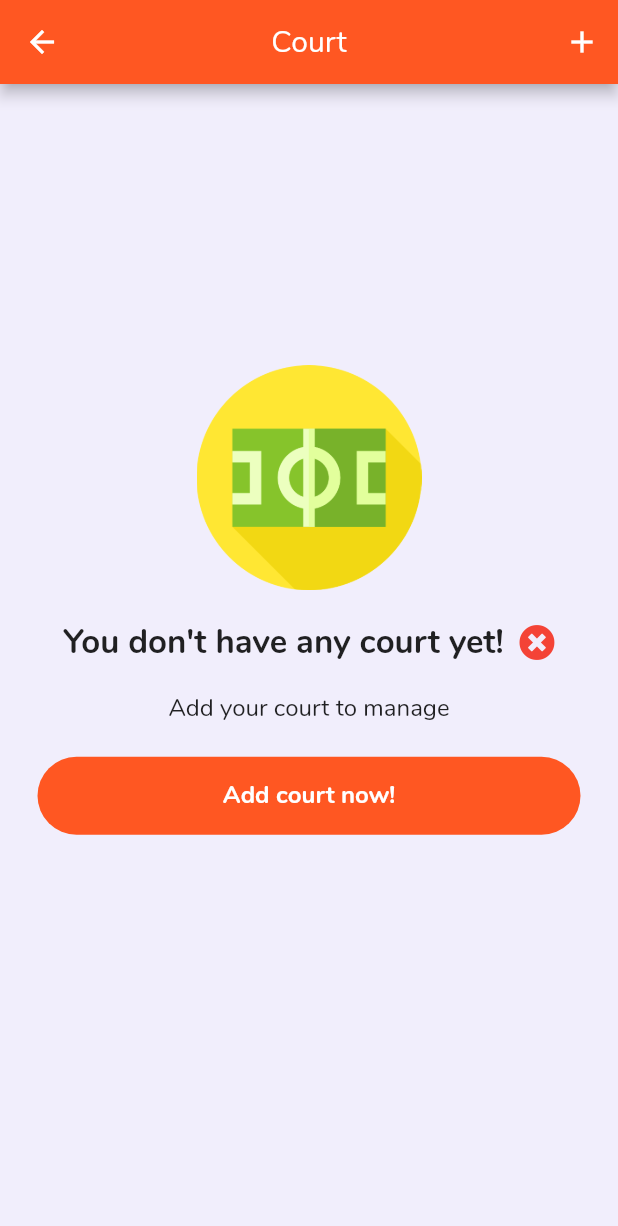
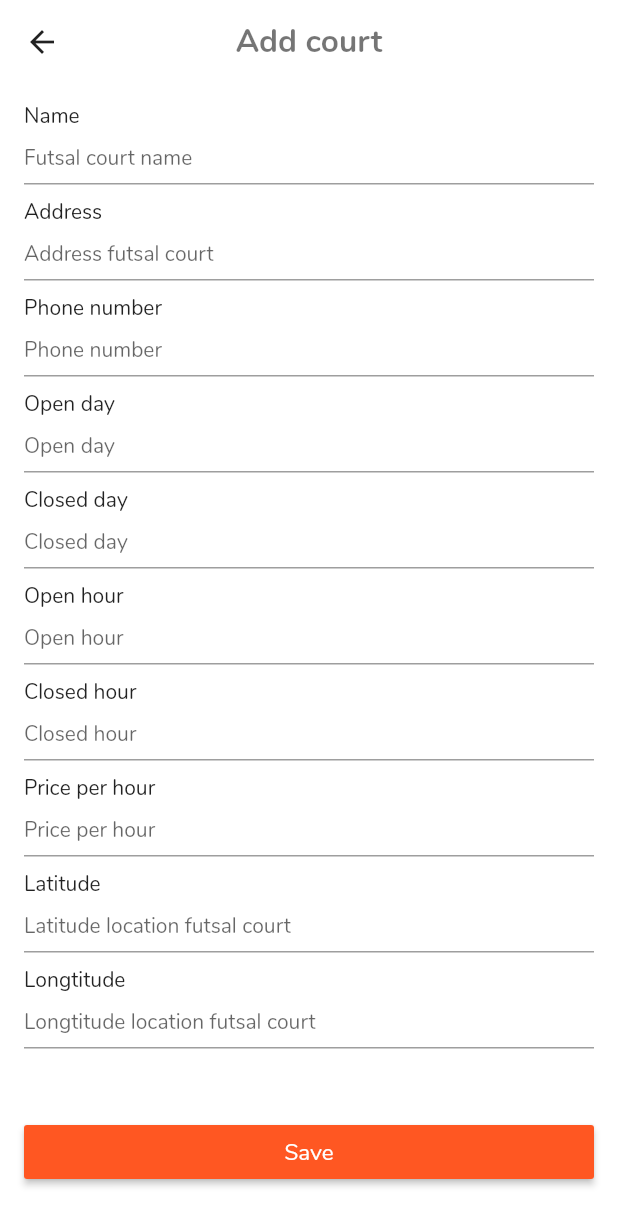
Before and after one commit to keepant/sparring-owner, a Flutter app: the Court screen opened directly, after a tap on "Add court now!", on a phone screen of 412 x 824 dp. Shown: the top 1226 px of the screen. Run offline on Flutter 3.47's test engine with Material 2 defaults, Android fonts, the phone set to English and light mode, and no system bars; our stand-ins replace camera, cloud_functions, firebase_auth, flushbar, flutter_spinkit, font_awesome_flutter and 5 more; missing offline and left inert: grouped_buttons; accounts and stored records are empty.

Commit message:
added add court page

```diff
--- /dev/null
+++ b/lib/pages/more/court/add_court.dart
@@ -0,0 +1,226 @@
+import 'package:flutter/material.dart';
+import 'package:flushbar/flushbar.dart';
+
+class AddCourt extends StatefulWidget {
+  @override
+  _AddCourtState createState() => _AddCourtState();
+}
+
+class _AddCourtState extends State<AddCourt> {
+  final TextEditingController _nameTxt = new TextEditingController();
+  final TextEditingController _openHourTxt = new TextEditingController();
+  final TextEditingController _closedHourTxt = new TextEditingController();
+  final TextEditingController _addressTxt = new TextEditingController();
+  final TextEditingController _openDayTxt = new TextEditingController();
+  final TextEditingController _closedDayTxt = new TextEditingController();
+  final TextEditingController _priceTxt = new TextEditingController();
+  final TextEditingController _latitudeTxt = new TextEditingController();
+  final TextEditingController _longitudeTxt = new TextEditingController();
+  final TextEditingController _phoneTxt = new TextEditingController();
+
+  final _formKey = GlobalKey<FormState>();
+
+  @override
+  Widget build(BuildContext context) {
+    return Scaffold(
+      backgroundColor: Colors.white,
+      appBar: AppBar(
+        title: Text(
+          "Add court",
+          style: TextStyle(
+            color: Colors.black54,
+            fontWeight: FontWeight.bold,
+            fontSize: 21.0,
+          ),
+        ),
+        leading: IconButton(
+          icon: Icon(
+            Icons.arrow_back,
+            color: Colors.black87,
+          ),
+          onPressed: () {
+            Navigator.pop(context);
+          },
+        ),
+        centerTitle: true,
+        backgroundColor: Colors.white,
+        elevation: 0,
+      ),
+      body: Form(
+        key: _formKey,
+        child: ListView(
+          padding: EdgeInsets.symmetric(vertical: 8.0, horizontal: 16.0),
+          children: <Widget>[
+            EditView(
+              label: "Name",
+              textEditingController: _nameTxt,
+              keyboardType: TextInputType.text,
+              hintText: "Futsal court name",
+              warningText: "Name cannot be empty!",
+            ),
+            EditView(
+              label: "Address",
+              textEditingController: _addressTxt,
+              keyboardType: TextInputType.text,
+              hintText: "Address futsal court",
+              warningText: "Address cannot be empty!",
+            ),
+            EditView(
+              label: "Phone number",
+              textEditingController: _phoneTxt,
+              keyboardType: TextInputType.number,
+              hintText: "Phone number",
+              warningText: "Phone number cannot be empty!",
+            ),
+            EditView(
+              label: "Open day",
+              textEditingController: _openDayTxt,
+              keyboardType: TextInputType.text,
+              hintText: "Open day",
+              warningText: "Open day cannot be empty!",
+            ),
+            EditView(
+              label: "Closed day",
+              textEditingController: _closedDayTxt,
+              keyboardType: TextInputType.text,
+              hintText: "Closed day",
+              warningText: "Closed day cannot be empty!",
+            ),
+            EditView(
+              label: "Open hour",
+              textEditingController: _openHourTxt,
+              keyboardType: TextInputType.text,
+              hintText: "Open hour",
+              warningText: "Price cannot be empty!",
+            ),
+            EditView(
+              label: "Closed hour",
+              textEditingController: _closedHourTxt,
+              keyboardType: TextInputType.text,
+              hintText: "Closed hour",
+              warningText: "Closed hour cannot be empty!",
+            ),
+            EditView(
+              label: "Price per hour",
+              textEditingController: _priceTxt,
+              keyboardType: TextInputType.number,
+              hintText: "Price per hour",
+              warningText: "Price cannot be empty!",
+            ),
+            EditView(
+              label: "Latitude",
+              textEditingController: _latitudeTxt,
+              keyboardType: TextInputType.number,
+              hintText: "Latitude location futsal court",
+              warningText: "Latitude cannot be empty!",
+            ),
+            EditView(
+              label: "Longtitude",
+              textEditingController: _longitudeTxt,
+              keyboardType: TextInputType.number,
+              hintText: "Longtitude location futsal court",
+              warningText: "Longtitude cannot be empty!",
+            ),
+
+            SizedBox(
+              height: 40,
+            ),
+            RaisedButton(
+              onPressed: () {
+                print("name: " +
+                    _nameTxt.text +
+                    "\naddress: " +
+                    _addressTxt.text +
+                    "\nprice: " +
+                    _priceTxt.text +
+                    "\nphone number: " +
+                    _phoneTxt.text +
+                    "\nopen hour: " +
+                    _openHourTxt.text +
+                    "\nclosed hour: " +
+                    _closedHourTxt.text +
+                    "\nopen day: " +
+                    _openDayTxt.text +
+                    "\nclosed Day: " +
+                    _closedDayTxt.text +
+                    "\nlatitude: " +
+                    _latitudeTxt.text +
+                    "\nlongtitude: " +
+                    _longitudeTxt.text
+                  );
+
+                if (_formKey.currentState.validate()) {
+                  FocusScope.of(context).unfocus();
+                  Flushbar(
+                    message: "Saving changes..",
+                    showProgressIndicator: true,
+                    margin: EdgeInsets.all(8),
+                    borderRadius: 8,
+                  )..show(context);
+                }
+              },
+              color: Theme.of(context).primaryColor,
+              child: Text(
+                "Save",
+                style: TextStyle(
+                  fontSize: 15,
+                  color: Colors.white,
+                ),
+              ),
+            )
+          ],
+        ),
+      ),
+    );
+  }
+}
+
+class EditView extends StatelessWidget {
+  final String label;
+  final String hintText;
+  final TextEditingController textEditingController;
+  final String warningText;
+  final TextInputType keyboardType;
+
+  EditView({
+    @required this.label,
+    this.hintText,
+    this.textEditingController,
+    this.warningText,
+    this.keyboardType,
+  });
+
+  @override
+  Widget build(BuildContext context) {
+    return Column(
+      mainAxisAlignment: MainAxisAlignment.start,
+      crossAxisAlignment: CrossAxisAlignment.start,
+      children: <Widget>[
+        Padding(
+          padding: const EdgeInsets.only(top: 4.0),
+          child: Text(label),
+        ),
+        Padding(
+          padding: const EdgeInsets.only(bottom: 5.0),
+          child: TextFormField(
+            controller: textEditingController,
+            keyboardType: keyboardType,
+            style: TextStyle(
+              fontWeight: FontWeight.bold,
+              fontSize: 15.0,
+            ),
+            validator: (value) => value.isEmpty ? warningText : null,
+            decoration: InputDecoration(
+              isDense: true,
+              hintText: hintText,
+              hintStyle: TextStyle(
+                fontWeight: FontWeight.normal,
+                fontSize: 14.0,
+              ),
+            ),
+          ),
+        ),
+      ],
+    );
+  }
+}
--- a/lib/pages/more/court.dart
+++ b/lib/pages/more/court/court.dart
@@ -1,6 +1,7 @@
 import 'package:flutter/material.dart';
 import 'package:font_awesome_flutter/font_awesome_flutter.dart';
 import 'package:persistent_bottom_nav_bar/persistent-tab-view.dart';
+import 'package:sparring_owner/pages/more/court/add_court.dart';
 
 class Court extends StatelessWidget {
   Court({
@@ -17,7 +18,13 @@ class Court extends StatelessWidget {
         centerTitle: true,
         actions: <Widget>[
           IconButton(
-            onPressed: () {},
+            onPressed: () {
+              pushNewScreen(
+                context,
+                screen: AddCourt(),
+                withNavBar: false,
+              );
+            },
             icon: Icon(Icons.add),
           )
         ],
@@ -82,7 +89,7 @@ class Court extends StatelessWidget {
                       ),
                     ),
                     Container(
-                      padding: EdgeInsets.only(top: 20, bottom: 50.0),
+                      padding: EdgeInsets.only(top: 10, bottom: 50.0),
                       child: Column(
                         children: <Widget>[
                           GestureDetector(
@@ -105,11 +112,11 @@ class Court extends StatelessWidget {
                               ),
                             ),
                             onTap: () {
-                              // pushNewScreen(
-                              //   context,
-                              //   screen: GetStart(),
-                              //   withNavBar: false,
-                              // );
+                              pushNewScreen(
+                                context,
+                                screen: AddCourt(),
+                                withNavBar: false,
+                              );
                             },
                           ),
                         ],
--- a/lib/pages/more/more.dart
+++ b/lib/pages/more/more.dart
@@ -3,7 +3,7 @@ import 'package:flutter/material.dart';
 import 'package:font_awesome_flutter/font_awesome_flutter.dart';
 import 'package:persistent_bottom_nav_bar/persistent-tab-view.widget.dart';
 import 'package:sparring_owner/components/text_style.dart';
-import 'package:sparring_owner/pages/more/court.dart';
+import 'package:sparring_owner/pages/more/court/court.dart';
 import 'package:sparring_owner/pages/more/profile.dart';
 import 'package:sparring_owner/services/auth.dart';
 import 'package:sparring_owner/services/auth_check.dart';
```
